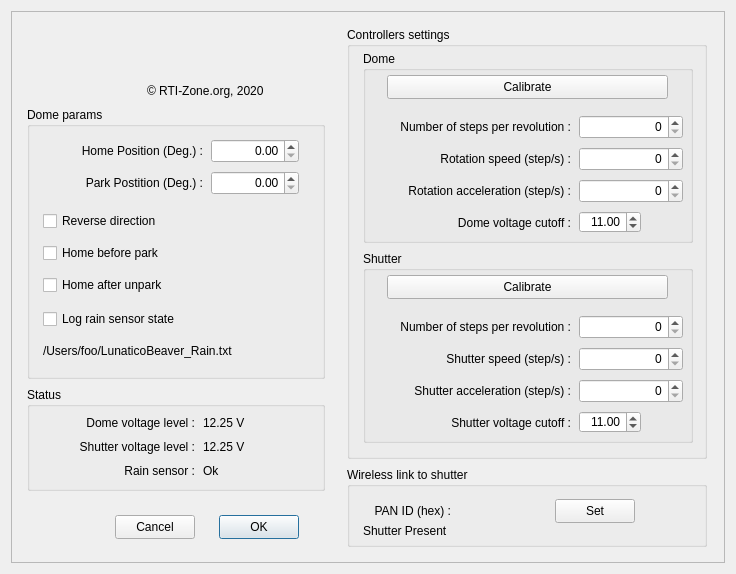
Above: LunaticoBeaver.ui from rpineau/LunaticoBeaver before the change. Below: the same form after it.
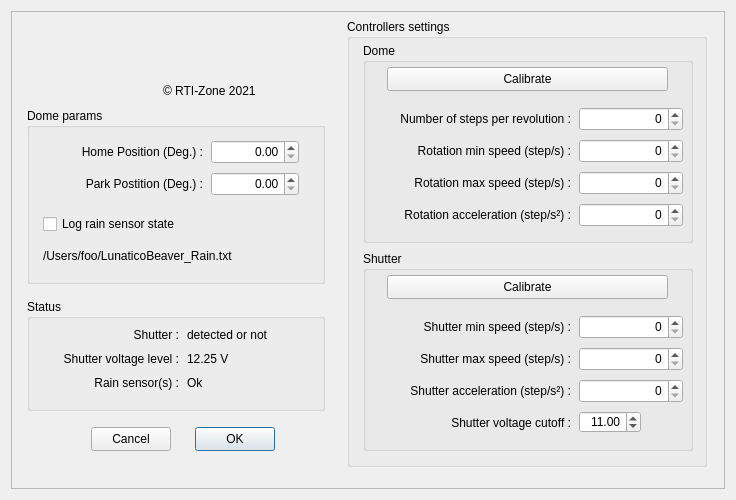
That is the form after the change. Icons and pictures are not drawn. Custom widgets are drawn as their Qt base class.

Commit message: Settings dialog now working.

What changed in the file:
```diff
--- a/LunaticoBeaver.ui
+++ b/LunaticoBeaver.ui
@@ -7,19 +7,19 @@
     <x>0</x>
     <y>0</y>
     <width>736</width>
-    <height>574</height>
+    <height>500</height>
    </rect>
   </property>
   <property name="minimumSize">
    <size>
     <width>736</width>
-    <height>574</height>
+    <height>500</height>
    </size>
   </property>
   <property name="maximumSize">
    <size>
     <width>736</width>
-    <height>574</height>
+    <height>500</height>
    </size>
   </property>
   <property name="windowTitle">
@@ -56,53 +56,14 @@
       <property name="geometry">
        <rect>
         <x>16</x>
-        <y>96</y>
+        <y>97</y>
         <width>298</width>
-        <height>272</height>
+        <height>176</height>
        </rect>
       </property>
       <property name="title">
        <string>Dome params</string>
       </property>
-      <widget class="QCheckBox" name="homeOnUnpark">
-       <property name="geometry">
-        <rect>
-         <x>16</x>
-         <y>168</y>
-         <width>140</width>
-         <height>20</height>
-        </rect>
-       </property>
-       <property name="text">
-        <string>Home after unpark</string>
-       </property>
-      </widget>
-      <widget class="QCheckBox" name="needReverse">
-       <property name="geometry">
-        <rect>
-         <x>16</x>
-         <y>104</y>
-         <width>132</width>
-         <height>20</height>
-        </rect>
-       </property>
-       <property name="text">
-        <string>Reverse direction</string>
-       </property>
-      </widget>
-      <widget class="QCheckBox" name="homeOnPark">
-       <property name="geometry">
-        <rect>
-         <x>16</x>
-         <y>136</y>
-         <width>136</width>
-         <height>20</height>
-        </rect>
-       </property>
-       <property name="text">
-        <string>Home before park</string>
-       </property>
-      </widget>
       <widget class="QLabel" name="label_2">
        <property name="geometry">
         <rect>
@@ -171,7 +132,7 @@
        <property name="geometry">
         <rect>
          <x>16</x>
-         <y>232</y>
+         <y>136</y>
          <width>264</width>
          <height>24</height>
         </rect>
@@ -187,7 +148,7 @@
        <property name="geometry">
         <rect>
          <x>16</x>
-         <y>200</y>
+         <y>104</y>
          <width>192</width>
          <height>24</height>
         </rect>
@@ -201,9 +162,9 @@
       <property name="geometry">
        <rect>
         <x>336</x>
-        <y>16</y>
+        <y>8</y>
         <width>360</width>
-        <height>432</height>
+        <height>448</height>
        </rect>
       </property>
       <property name="title">
@@ -215,7 +176,7 @@
          <x>16</x>
          <y>24</y>
          <width>330</width>
-         <height>192</height>
+         <height>200</height>
         </rect>
        </property>
        <property name="title">
@@ -240,14 +201,14 @@
        <widget class="QLabel" name="label_9">
         <property name="geometry">
          <rect>
-          <x>48</x>
-          <y>96</y>
-          <width>160</width>
+          <x>16</x>
+          <y>128</y>
+          <width>192</width>
           <height>24</height>
          </rect>
         </property>
         <property name="text">
-         <string>Rotation speed (step/s) :</string>
+         <string>Rotation max speed (step/s) :</string>
         </property>
         <property name="alignment">
          <set>Qt::AlignRight|Qt::AlignTrailing|Qt::AlignVCenter</set>
@@ -257,13 +218,13 @@
         <property name="geometry">
          <rect>
           <x>8</x>
-          <y>128</y>
+          <y>160</y>
           <width>200</width>
           <height>24</height>
          </rect>
         </property>
         <property name="text">
-         <string>Rotation acceleration (step/s) :</string>
+         <string>Rotation acceleration (step/s²) :</string>
         </property>
         <property name="alignment">
          <set>Qt::AlignRight|Qt::AlignTrailing|Qt::AlignVCenter</set>
@@ -289,7 +250,7 @@
         <property name="geometry">
          <rect>
           <x>216</x>
-          <y>96</y>
+          <y>128</y>
           <width>104</width>
           <height>24</height>
          </rect>
@@ -305,7 +266,7 @@
         <property name="geometry">
          <rect>
           <x>216</x>
-          <y>128</y>
+          <y>160</y>
           <width>104</width>
           <height>24</height>
          </rect>
@@ -317,38 +278,6 @@
          <number>999999999</number>
         </property>
        </widget>
-       <widget class="QLabel" name="label_13">
-        <property name="geometry">
-         <rect>
-          <x>56</x>
-          <y>160</y>
-          <width>152</width>
-          <height>24</height>
-         </rect>
-        </property>
-        <property name="text">
-         <string>Dome voltage cutoff :</string>
-        </property>
-        <property name="alignment">
-         <set>Qt::AlignRight|Qt::AlignTrailing|Qt::AlignVCenter</set>
-        </property>
-       </widget>
-       <widget class="QDoubleSpinBox" name="lowRotBatCutOff">
-        <property name="geometry">
-         <rect>
-          <x>216</x>
-          <y>160</y>
-          <width>62</width>
-          <height>22</height>
-         </rect>
-        </property>
-        <property name="alignment">
-         <set>Qt::AlignRight|Qt::AlignTrailing|Qt::AlignVCenter</set>
-        </property>
-        <property name="value">
-         <double>11.000000000000000</double>
-        </property>
-       </widget>
        <widget class="QPushButton" name="pushButton">
         <property name="geometry">
          <rect>
@@ -362,46 +291,62 @@
          <string>Calibrate</string>
         </property>
        </widget>
+       <widget class="QSpinBox" name="rotationMinSpeed">
+        <property name="geometry">
+         <rect>
+          <x>216</x>
+          <y>96</y>
+          <width>104</width>
+          <height>24</height>
+         </rect>
+        </property>
+        <property name="alignment">
+         <set>Qt::AlignRight|Qt::AlignTrailing|Qt::AlignVCenter</set>
+        </property>
+        <property name="maximum">
+         <number>10000</number>
+        </property>
+       </widget>
+       <widget class="QLabel" name="label_16">
+        <property name="geometry">
+         <rect>
+          <x>16</x>
+          <y>96</y>
+          <width>192</width>
+          <height>24</height>
+         </rect>
+        </property>
+        <property name="text">
+         <string>Rotation min speed (step/s) :</string>
+        </property>
+        <property name="alignment">
+         <set>Qt::AlignRight|Qt::AlignTrailing|Qt::AlignVCenter</set>
+        </property>
+       </widget>
       </widget>
       <widget class="QGroupBox" name="groupBox_2">
        <property name="geometry">
         <rect>
          <x>16</x>
-         <y>224</y>
+         <y>232</y>
          <width>330</width>
-         <height>192</height>
+         <height>200</height>
         </rect>
        </property>
        <property name="title">
         <string>Shutter</string>
        </property>
-       <widget class="QSpinBox" name="ticksPerRev_2">
-        <property name="geometry">
-         <rect>
-          <x>216</x>
-          <y>64</y>
-          <width>104</width>
-          <height>24</height>
-         </rect>
-        </property>
-        <property name="alignment">
-         <set>Qt::AlignRight|Qt::AlignTrailing|Qt::AlignVCenter</set>
-        </property>
-        <property name="maximum">
-         <number>999999999</number>
-        </property>
-       </widget>
        <widget class="QLabel" name="label_11">
         <property name="geometry">
          <rect>
-          <x>48</x>
+          <x>16</x>
           <y>96</y>
-          <width>160</width>
+          <width>192</width>
           <height>24</height>
          </rect>
         </property>
         <property name="text">
-         <string>Shutter speed (step/s) :</string>
+         <string>Shutter max speed (step/s) :</string>
         </property>
         <property name="alignment">
          <set>Qt::AlignRight|Qt::AlignTrailing|Qt::AlignVCenter</set>
@@ -417,7 +362,7 @@
          </rect>
         </property>
         <property name="text">
-         <string>Shutter acceleration (step/s) :</string>
+         <string>Shutter acceleration (step/s²) :</string>
         </property>
         <property name="alignment">
          <set>Qt::AlignRight|Qt::AlignTrailing|Qt::AlignVCenter</set>
@@ -471,22 +416,6 @@
          <number>10000</number>
         </property>
        </widget>
-       <widget class="QLabel" name="label_6">
-        <property name="geometry">
-         <rect>
-          <x>8</x>
-          <y>64</y>
-          <width>200</width>
-          <height>24</height>
-         </rect>
-        </property>
-        <property name="text">
-         <string>Number of steps per revolution :</string>
-        </property>
-        <property name="alignment">
-         <set>Qt::AlignRight|Qt::AlignTrailing|Qt::AlignVCenter</set>
-        </property>
-       </widget>
        <widget class="QSpinBox" name="shutterAcceleration">
         <property name="geometry">
          <rect>
@@ -516,6 +445,38 @@
          <string>Calibrate</string>
         </property>
        </widget>
+       <widget class="QLabel" name="label_17">
+        <property name="geometry">
+         <rect>
+          <x>16</x>
+          <y>64</y>
+          <width>192</width>
+          <height>24</height>
+         </rect>
+        </property>
+        <property name="text">
+         <string>Shutter min speed (step/s) :</string>
+        </property>
+        <property name="alignment">
+         <set>Qt::AlignRight|Qt::AlignTrailing|Qt::AlignVCenter</set>
+        </property>
+       </widget>
+       <widget class="QSpinBox" name="shutterMinSpeed">
+        <property name="geometry">
+         <rect>
+          <x>216</x>
+          <y>64</y>
+          <width>104</width>
+          <height>24</height>
+         </rect>
+        </property>
+        <property name="alignment">
+         <set>Qt::AlignRight|Qt::AlignTrailing|Qt::AlignVCenter</set>
+        </property>
+        <property name="maximum">
+         <number>10000</number>
+        </property>
+       </widget>
       </widget>
      </widget>
      <widget class="QLabel" name="label_logo">
@@ -543,8 +504,8 @@
      <widget class="QPushButton" name="pushButtonCancel">
       <property name="geometry">
        <rect>
-        <x>104</x>
-        <y>504</y>
+        <x>80</x>
+        <y>416</y>
         <width>80</width>
         <height>24</height>
        </rect>
@@ -556,8 +517,8 @@
      <widget class="QPushButton" name="pushButtonOK">
       <property name="geometry">
        <rect>
-        <x>208</x>
-        <y>504</y>
+        <x>184</x>
+        <y>416</y>
         <width>80</width>
         <height>24</height>
        </rect>
@@ -573,9 +534,9 @@
       <property name="geometry">
        <rect>
         <x>16</x>
-        <y>376</y>
+        <y>288</y>
         <width>298</width>
-        <height>104</height>
+        <height>112</height>
        </rect>
       </property>
       <property name="title">
@@ -584,7 +545,7 @@
       <widget class="QLabel" name="rainStatus">
        <property name="geometry">
         <rect>
-         <x>176</x>
+         <x>160</x>
          <y>72</y>
          <width>96</width>
          <height>24</height>
@@ -594,26 +555,10 @@
         <string>Ok</string>
        </property>
       </widget>
-      <widget class="QLabel" name="label_7">
-       <property name="geometry">
-        <rect>
-         <x>32</x>
-         <y>24</y>
-         <width>136</width>
-         <height>24</height>
-        </rect>
-       </property>
-       <property name="text">
-        <string>Dome voltage level :</string>
-       </property>
-       <property name="alignment">
-        <set>Qt::AlignRight|Qt::AlignTrailing|Qt::AlignVCenter</set>
-       </property>
-      </widget>
       <widget class="QLabel" name="shutterBatteryLevel">
        <property name="geometry">
         <rect>
-         <x>176</x>
+         <x>160</x>
          <y>48</y>
          <width>56</width>
          <height>24</height>
@@ -626,39 +571,23 @@
       <widget class="QLabel" name="label_8">
        <property name="geometry">
         <rect>
-         <x>80</x>
+         <x>40</x>
          <y>72</y>
-         <width>88</width>
+         <width>112</width>
          <height>24</height>
         </rect>
        </property>
        <property name="text">
-        <string>Rain sensor :</string>
+        <string>Rain sensor(s) :</string>
        </property>
        <property name="alignment">
         <set>Qt::AlignRight|Qt::AlignTrailing|Qt::AlignVCenter</set>
        </property>
       </widget>
-      <widget class="QLabel" name="domeBatteryLevel">
-       <property name="geometry">
-        <rect>
-         <x>176</x>
-         <y>24</y>
-         <width>56</width>
-         <height>24</height>
-        </rect>
-       </property>
-       <property name="text">
-        <string>12.25 V</string>
-       </property>
-       <property name="alignment">
-        <set>Qt::AlignLeading|Qt::AlignLeft|Qt::AlignVCenter</set>
-       </property>
-      </widget>
       <widget class="QLabel" name="label_5">
        <property name="geometry">
         <rect>
-         <x>24</x>
+         <x>8</x>
          <y>48</y>
          <width>144</width>
          <height>24</height>
@@ -671,59 +600,33 @@
         <set>Qt::AlignRight|Qt::AlignTrailing|Qt::AlignVCenter</set>
        </property>
       </widget>
-     </widget>
-     <widget class="QGroupBox" name="PanIDParams">
-      <property name="geometry">
-       <rect>
-        <x>336</x>
-        <y>456</y>
-        <width>360</width>
-        <height>80</height>
-       </rect>
-      </property>
-      <property name="title">
-       <string>Wireless link to shutter</string>
-      </property>
-      <widget class="QLabel" name="label_4">
-       <property name="geometry">
-        <rect>
-         <x>8</x>
-         <y>32</y>
-         <width>96</width>
-         <height>24</height>
-        </rect>
-       </property>
-       <property name="text">
-        <string>PAN ID (hex) :</string>
-       </property>
-       <property name="alignment">
-        <set>Qt::AlignRight|Qt::AlignTrailing|Qt::AlignVCenter</set>
-       </property>
-      </widget>
       <widget class="QLabel" name="shutterPresent">
        <property name="geometry">
         <rect>
-         <x>16</x>
-         <y>56</y>
-         <width>192</width>
-         <height>16</height>
+         <x>160</x>
+         <y>24</y>
+         <width>104</width>
+         <height>24</height>
         </rect>
        </property>
        <property name="text">
-        <string>Shutter Present</string>
+        <string>detected or not</string>
        </property>
       </widget>
-      <widget class="QPushButton" name="pushButton_2">
+      <widget class="QLabel" name="label_6">
        <property name="geometry">
         <rect>
-         <x>208</x>
-         <y>32</y>
-         <width>80</width>
+         <x>8</x>
+         <y>24</y>
+         <width>144</width>
          <height>24</height>
         </rect>
        </property>
        <property name="text">
-        <string>Set</string>
+        <string>Shutter :</string>
+       </property>
+       <property name="alignment">
+        <set>Qt::AlignRight|Qt::AlignTrailing|Qt::AlignVCenter</set>
        </property>
       </widget>
      </widget>
@@ -752,14 +655,14 @@
      <widget class="QLabel" name="label_15">
       <property name="geometry">
        <rect>
-        <x>136</x>
+        <x>152</x>
         <y>72</y>
-        <width>144</width>
+        <width>112</width>
         <height>16</height>
        </rect>
       </property>
       <property name="text">
-       <string>© RTI-Zone.org, 2020</string>
+       <string>© RTI-Zone 2021</string>
       </property>
      </widget>
     </widget>
```
The commit also changes 4 other files.
